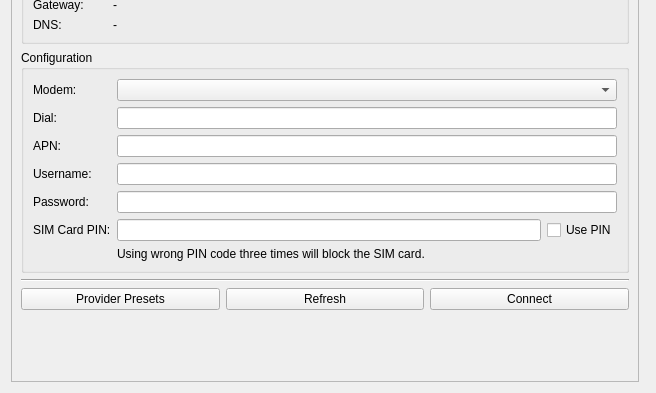
This is src/brickv/plugin_system/plugins/red/ui/red_tab_settings_mobile_internet.ui in Tinkerforge/brickv as Qt 5 draws it before an edit; both pictures show x 0 to 656 and y 206 to 599 of the 656 by 599 pixel window. The edited form follows.
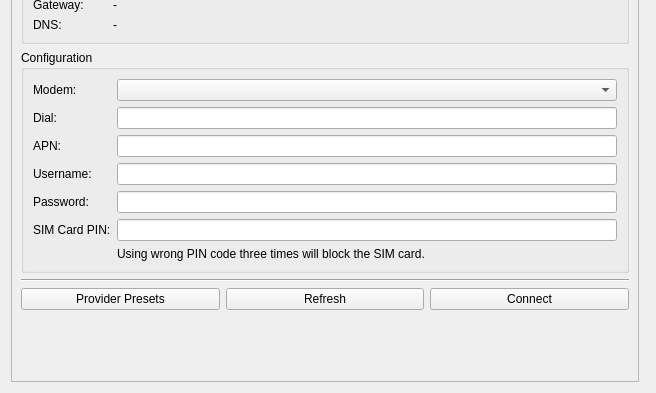
This is the edited form.

Commit message:
red-brick: Make SIM PIN an essential field
This will ensure no matter whether PIN is enabled or disabled,
if the provided PIN is correct then mobile internet will just work.

What changed in the file:
```diff
--- a/src/brickv/plugin_system/plugins/red/ui/red_tab_settings_mobile_internet.ui
+++ b/src/brickv/plugin_system/plugins/red/ui/red_tab_settings_mobile_internet.ui
@@ -182,20 +182,27 @@
          <property name="title">
           <string>Configuration</string>
          </property>
-         <layout class="QGridLayout" name="gridLayout_2">
-          <item row="2" column="1" colspan="2">
-           <widget class="QLineEdit" name="ledit_mi_apn"/>
+         <layout class="QFormLayout" name="formLayout">
+          <item row="0" column="0">
+           <widget class="QLabel" name="label_20">
+            <property name="text">
+             <string>Modem:</string>
+            </property>
+           </widget>
           </item>
-          <item row="0" column="1" colspan="2">
+          <item row="0" column="1">
            <widget class="QComboBox" name="cbox_mi_modem"/>
           </item>
-          <item row="6" column="2">
-           <widget class="QCheckBox" name="chkbox_mi_use_pin">
+          <item row="1" column="0">
+           <widget class="QLabel" name="label_2">
             <property name="text">
-             <string>Use PIN</string>
+             <string>Dial:</string>
             </property>
            </widget>
           </item>
+          <item row="1" column="1">
+           <widget class="QLineEdit" name="ledit_mi_dial"/>
+          </item>
           <item row="2" column="0">
            <widget class="QLabel" name="label_3">
             <property name="text">
@@ -203,64 +210,50 @@
             </property>
            </widget>
           </item>
-          <item row="6" column="0">
+          <item row="2" column="1">
+           <widget class="QLineEdit" name="ledit_mi_apn"/>
+          </item>
+          <item row="3" column="0">
+           <widget class="QLabel" name="label_4">
+            <property name="text">
+             <string>Username:</string>
+            </property>
+           </widget>
+          </item>
+          <item row="3" column="1">
+           <widget class="QLineEdit" name="ledit_mi_username"/>
+          </item>
+          <item row="4" column="0">
+           <widget class="QLabel" name="label_5">
+            <property name="text">
+             <string>Password:</string>
+            </property>
+           </widget>
+          </item>
+          <item row="4" column="1">
+           <widget class="QLineEdit" name="ledit_mi_password"/>
+          </item>
+          <item row="5" column="0">
            <widget class="QLabel" name="label_6">
             <property name="text">
              <string>SIM Card PIN:</string>
             </property>
            </widget>
           </item>
-          <item row="6" column="1">
+          <item row="5" column="1">
            <widget class="QLineEdit" name="ledit_mi_sim_card_pin">
             <property name="maxLength">
              <number>4</number>
             </property>
            </widget>
           </item>
-          <item row="7" column="1" colspan="2">
+          <item row="6" column="1">
            <widget class="QLabel" name="label">
             <property name="text">
              <string>Using wrong PIN code three times will block the SIM card.</string>
             </property>
            </widget>
           </item>
-          <item row="4" column="1" colspan="2">
-           <widget class="QLineEdit" name="ledit_mi_username"/>
-          </item>
-          <item row="5" column="0">
-           <widget class="QLabel" name="label_5">
-            <property name="text">
-             <string>Password:</string>
-            </property>
-           </widget>
-          </item>
-          <item row="4" column="0">
-           <widget class="QLabel" name="label_4">
-            <property name="text">
-             <string>Username:</string>
-            </property>
-           </widget>
-          </item>
-          <item row="0" column="0">
-           <widget class="QLabel" name="label_20">
-            <property name="text">
-             <string>Modem:</string>
-            </property>
-           </widget>
-          </item>
-          <item row="1" column="1" colspan="2">
-           <widget class="QLineEdit" name="ledit_mi_dial"/>
-          </item>
-          <item row="5" column="1" colspan="2">
-           <widget class="QLineEdit" name="ledit_mi_password"/>
-          </item>
-          <item row="1" column="0">
-           <widget class="QLabel" name="label_2">
-            <property name="text">
-             <string>Dial:</string>
-            </property>
-           </widget>
-          </item>
          </layout>
         </widget>
        </item>
```
Left out of the diff: 1 changed line with no effect on the pictures. The commit also changes 1 other file.
